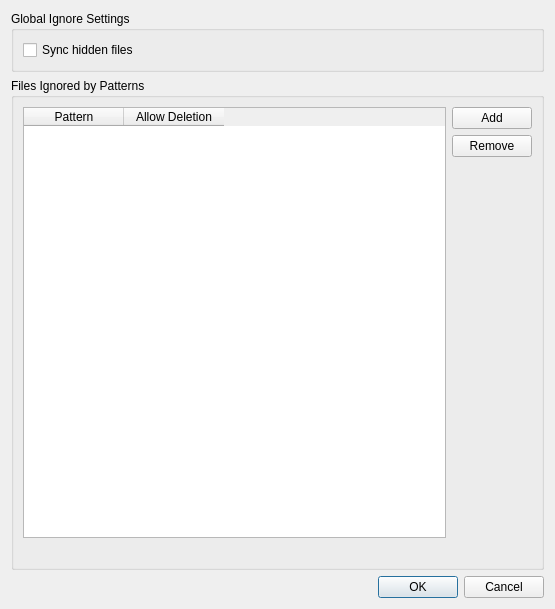
Qt form src/gui/ignorelisteditor.ui (nextcloud/desktop) before a commit.
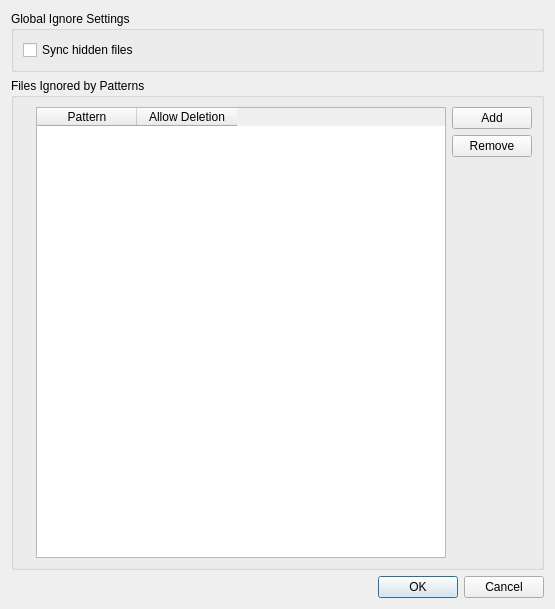
The same form after that commit.

Commit message: Gui: Remove usage of grid layout from most remaingin forms

```diff
--- a/src/gui/ignorelisteditor.ui
+++ b/src/gui/ignorelisteditor.ui
@@ -13,14 +13,14 @@
   <property name="windowTitle">
    <string>Ignored Files Editor</string>
   </property>
-  <layout class="QGridLayout" name="gridLayout_3">
-   <item row="0" column="0">
+  <layout class="QVBoxLayout" name="verticalLayout_2">
+   <item>
     <widget class="QGroupBox" name="groupBox">
      <property name="title">
       <string>Global Ignore Settings</string>
      </property>
-     <layout class="QGridLayout" name="gridLayout_2">
-      <item row="0" column="0">
+     <layout class="QHBoxLayout" name="horizontalLayout">
+      <item>
        <widget class="QCheckBox" name="syncHiddenFilesCheckBox">
         <property name="text">
          <string>Sync hidden files</string>
@@ -30,33 +30,35 @@
      </layout>
     </widget>
    </item>
-   <item row="1" column="0">
+   <item>
     <widget class="QGroupBox" name="groupBox_2">
      <property name="title">
       <string>Files Ignored by Patterns</string>
      </property>
-     <layout class="QGridLayout" name="gridLayout">
-      <item row="1" column="1">
-       <widget class="QPushButton" name="removePushButton">
+     <layout class="QHBoxLayout" name="horizontalLayout_2">
+      <item>
+       <widget class="QLabel" name="descriptionLabel">
         <property name="enabled">
          <bool>true</bool>
         </property>
+        <property name="sizePolicy">
+         <sizepolicy hsizetype="Preferred" vsizetype="Fixed">
+          <horstretch>0</horstretch>
+          <verstretch>0</verstretch>
+         </sizepolicy>
+        </property>
         <property name="text">
-         <string>Remove</string>
+         <string/>
         </property>
-       </widget>
-      </item>
-      <item row="0" column="1">
-       <widget class="QPushButton" name="addPushButton">
-        <property name="enabled">
+        <property name="textFormat">
+         <enum>Qt::PlainText</enum>
+        </property>
+        <property name="wordWrap">
          <bool>true</bool>
         </property>
-        <property name="text">
-         <string>Add</string>
-        </property>
        </widget>
       </item>
-      <item row="0" column="0" rowspan="3">
+      <item>
        <widget class="QTableWidget" name="tableWidget">
         <property name="enabled">
          <bool>true</bool>
@@ -82,7 +84,29 @@
         </column>
        </widget>
       </item>
-      <item row="2" column="1">
+      <item>
+       <layout class="QVBoxLayout" name="verticalLayout">
+        <item>
+         <widget class="QPushButton" name="addPushButton">
+          <property name="enabled">
+           <bool>true</bool>
+          </property>
+          <property name="text">
+           <string>Add</string>
+          </property>
+         </widget>
+        </item>
+        <item>
+         <widget class="QPushButton" name="removePushButton">
+          <property name="enabled">
+           <bool>true</bool>
+          </property>
+          <property name="text">
+           <string>Remove</string>
+          </property>
+         </widget>
+        </item>
+        <item>
        <spacer name="verticalSpacer">
         <property name="enabled">
          <bool>true</bool>
@@ -98,32 +122,12 @@
         </property>
        </spacer>
       </item>
-      <item row="3" column="0" colspan="2">
-       <widget class="QLabel" name="descriptionLabel">
-        <property name="enabled">
-         <bool>true</bool>
-        </property>
-        <property name="sizePolicy">
-         <sizepolicy hsizetype="Preferred" vsizetype="Fixed">
-          <horstretch>0</horstretch>
-          <verstretch>0</verstretch>
-         </sizepolicy>
-        </property>
-        <property name="text">
-         <string/>
-        </property>
-        <property name="textFormat">
-         <enum>Qt::PlainText</enum>
-        </property>
-        <property name="wordWrap">
-         <bool>true</bool>
-        </property>
-       </widget>
+       </layout>
       </item>
      </layout>
     </widget>
    </item>
-   <item row="4" column="0">
+   <item>
     <widget class="QDialogButtonBox" name="buttonBox">
      <property name="standardButtons">
       <set>QDialogButtonBox::Cancel|QDialogButtonBox::Ok</set>
```
Lines whose indentation alone changed are shown as unchanged. The commit also changes 13 other files.
